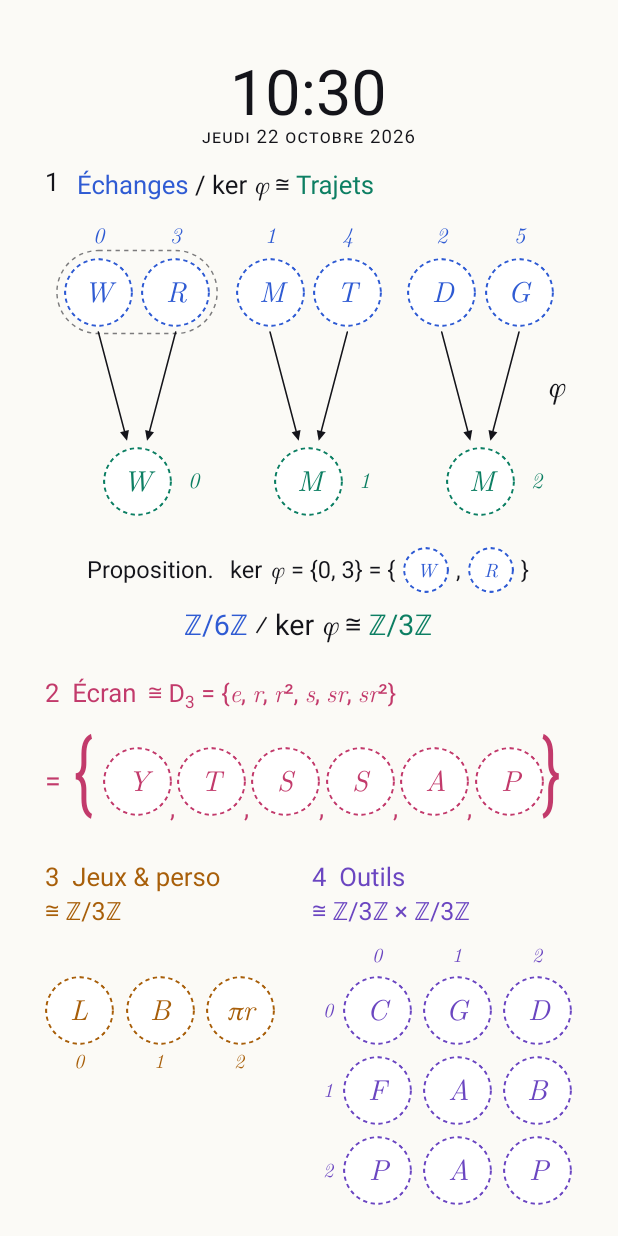
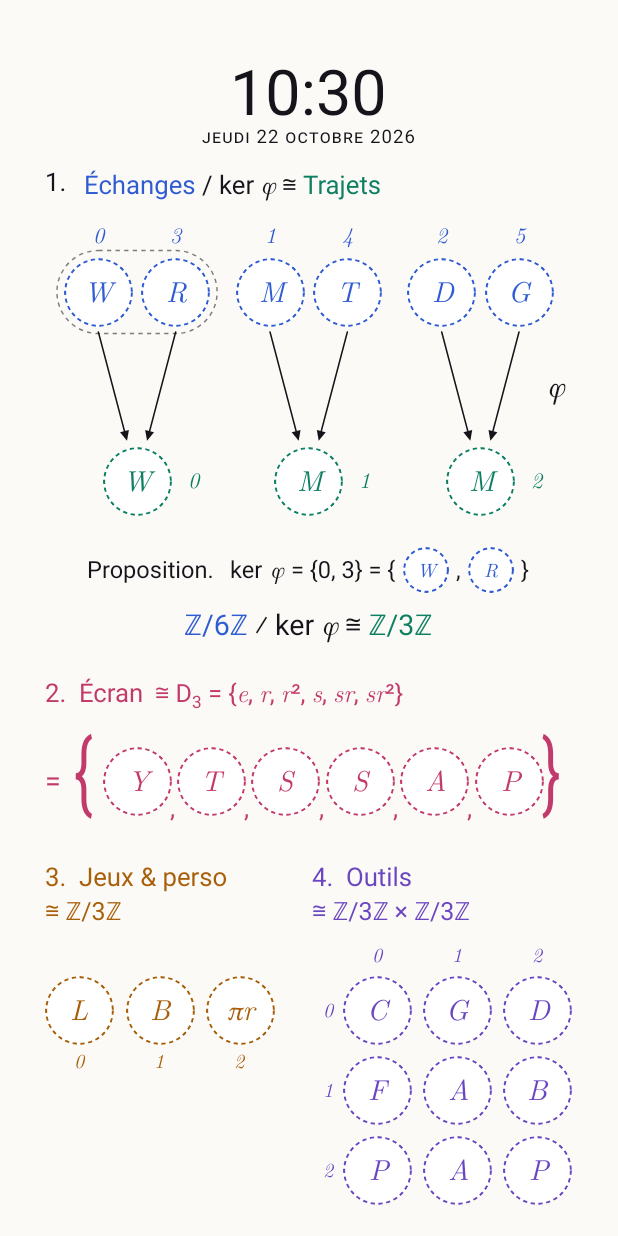
Before and after one commit to p-bailly/Nimbus, an Android app built with Jetpack Compose: the composable GroupesPage shown on its own in the app's theme, on a phone screen of 412 x 824 dp. Run offline under Robolectric (Android 15) with nearby library versions, the phone set to English and light mode, and no system bars; Roboto replaces fonts that are not available here; 1 statement that could not run was skipped.

Commit message:
Page Groupes : un point après les numéros de section (1. Échanges…)
Co-Authored-By: Claude Opus 5.5 <noreply@anthropic.com>
Claude-Session: https://claude.ai/code/session_01S4wQqNvzWEs7r682BPgkG3

```diff
--- a/app/src/main/java/fr/perso/nimbus/ui/paper/layouts/Groupes.kt
+++ b/app/src/main/java/fr/perso/nimbus/ui/paper/layouts/Groupes.kt
@@ -91,7 +91,7 @@ private fun topX(i: Int): Float = FibreX[FibreOrder[i] % 3] + if (i % 2 == 1) PA
 @Composable
 private fun Morphism() {
     Row(Modifier.at(22, 142)) {
-        Text("1", style = heading(Paper.Ink))
+        Text("1.", style = heading(Paper.Ink))
         Text(
             // Premier théorème d'isomorphisme : φ est surjective de noyau {0, 3}, donc ℤ/6ℤ / ker φ ≅ ℤ/3ℤ.
             tex {
@@ -293,7 +293,7 @@ private const val BRACE = 62f
 /** Écran ≅ D₃ = {e, r, r², s, sr, sr²} : rotations en pastilles pleines, symétries cerclées. */
 @Composable
 private fun Dihedral() {
-    Heading("2  Écran", "≅ D", Pink, 22f, 498f, index = "3") {
+    Heading("2.  Écran", "≅ D", Pink, 22f, 498f, index = "3") {
         Text(
             tex {
                 +" = {"
@@ -327,7 +327,7 @@ private val GridY = floatArrayOf(SECTION_Y + 104f, SECTION_Y + 160f, SECTION_Y +
 /** Jeux & perso ≅ ℤ/3ℤ. */
 @Composable
 private fun Cyclic() {
-    Heading("3  Jeux & perso", "≅ ℤ/3ℤ", Amber, 22f, SECTION_Y, stacked = true)
+    Heading("3.  Jeux & perso", "≅ ℤ/3ℤ", Amber, 22f, SECTION_Y, stacked = true)
     listOf(PaperSlot.LICHESS, PaperSlot.BASKET, PaperSlot.PIR).forEachIndexed { i, slot ->
         val cx = 46f + 56f * i
         Element(slot, cx, GridY[0], Amber)
@@ -338,7 +338,7 @@ private fun Cyclic() {
 /** Outils ≅ ℤ/3ℤ × ℤ/3ℤ : (i, j) en colonne i, ligne j. */
 @Composable
 private fun Product() {
-    Heading("4  Outils", "≅ ℤ/3ℤ × ℤ/3ℤ", Violet, 208f, SECTION_Y, stacked = true)
+    Heading("4.  Outils", "≅ ℤ/3ℤ × ℤ/3ℤ", Violet, 208f, SECTION_Y, stacked = true)
     // Colonnes calées sur la marge de droite (366 + 24 = 390), espacées de 56.
     val gx = floatArrayOf(254f, 310f, 366f)
     val gy = GridY
```
